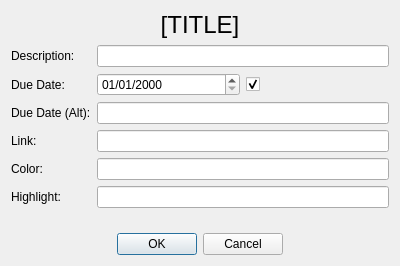
Old version of the form src/entryForm.ui in the repository lshprung/assignment-list-qt.
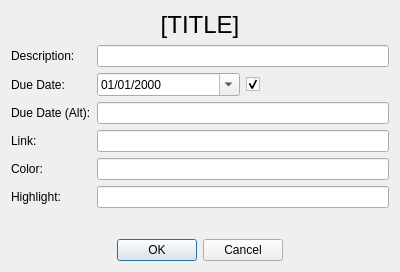
New version of the form.

Commit message: Add calendar popup

The edit to the form file:
```diff
--- a/src/entryForm.ui
+++ b/src/entryForm.ui
@@ -7,7 +7,7 @@
     <x>0</x>
     <y>0</y>
     <width>400</width>
-    <height>266</height>
+    <height>272</height>
    </rect>
   </property>
   <property name="windowTitle">
@@ -68,6 +68,9 @@
           <property name="displayFormat">
            <string>MM/dd/yyyy</string>
           </property>
+          <property name="calendarPopup">
+           <bool>true</bool>
+          </property>
          </widget>
         </item>
         <item>
```
The commit also changes 1 other file.
